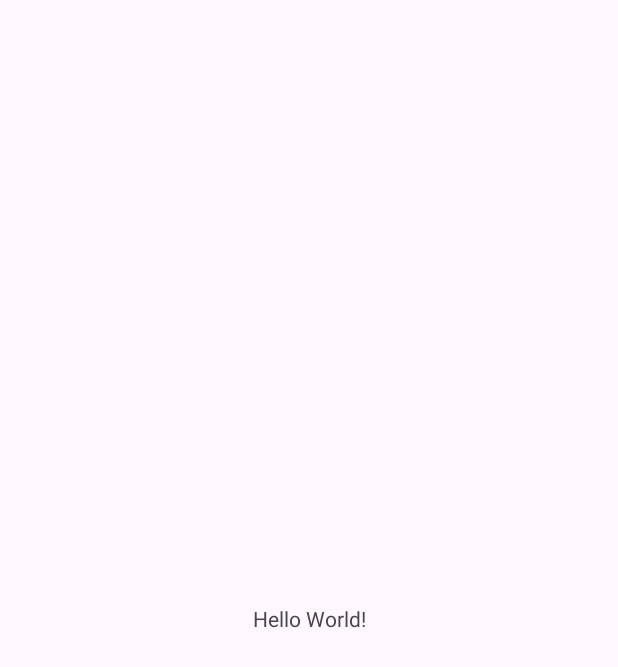
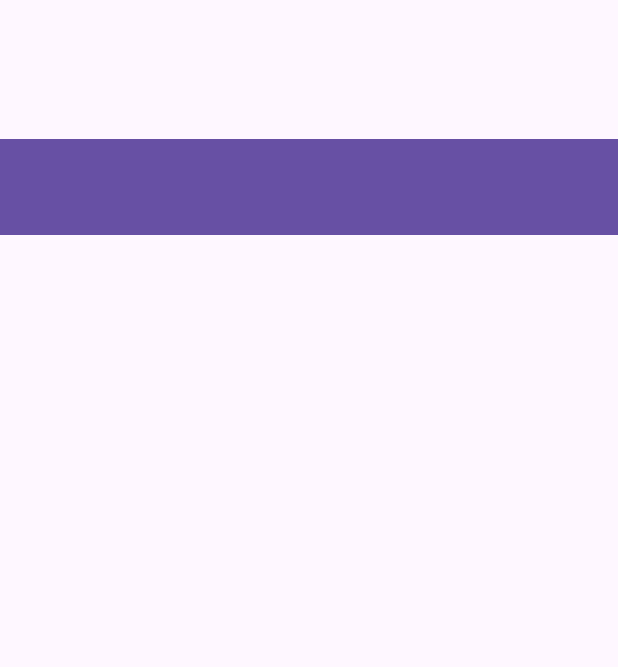
Before and after one commit to Darguen/Era-feriao, an Android app: the screen it shows after launch (MainActivity), on a phone screen of 412 x 824 dp. Before the commit the part shown is almost empty. Shown: the top 667 px of the screen. Run offline under Robolectric (Android 15) with nearby library versions, the phone set to English and light mode, and no system bars.

Commit message:
Toolbar Main Menu

```diff
--- a/app/src/main/res/layout/activity_main.xml
+++ b/app/src/main/res/layout/activity_main.xml
@@ -6,13 +6,16 @@
     android:layout_height="match_parent"
     tools:context=".MainActivity">
 
-    <TextView
-        android:layout_width="wrap_content"
+    <androidx.appcompat.widget.Toolbar
+        android:id="@+id/toolbar"
+        android:layout_width="match_parent"
         android:layout_height="wrap_content"
-        android:text="Hello World!"
+        android:layout_marginBottom="667dp"
+        android:background="?attr/colorPrimary"
+        android:minHeight="?attr/actionBarSize"
+        android:theme="?attr/actionBarTheme"
         app:layout_constraintBottom_toBottomOf="parent"
         app:layout_constraintEnd_toEndOf="parent"
-        app:layout_constraintStart_toStartOf="parent"
-        app:layout_constraintTop_toTopOf="parent" />
+        app:layout_constraintStart_toStartOf="parent" />
 
 </androidx.constraintlayout.widget.ConstraintLayout>
```
